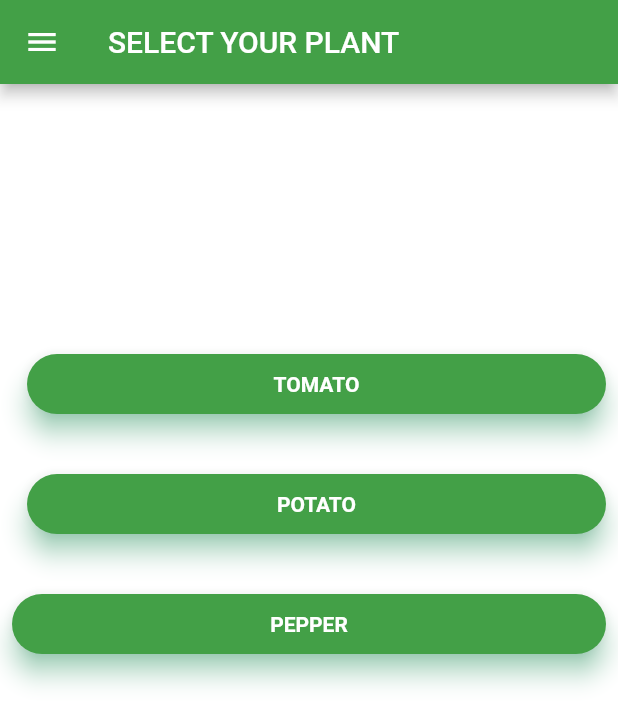
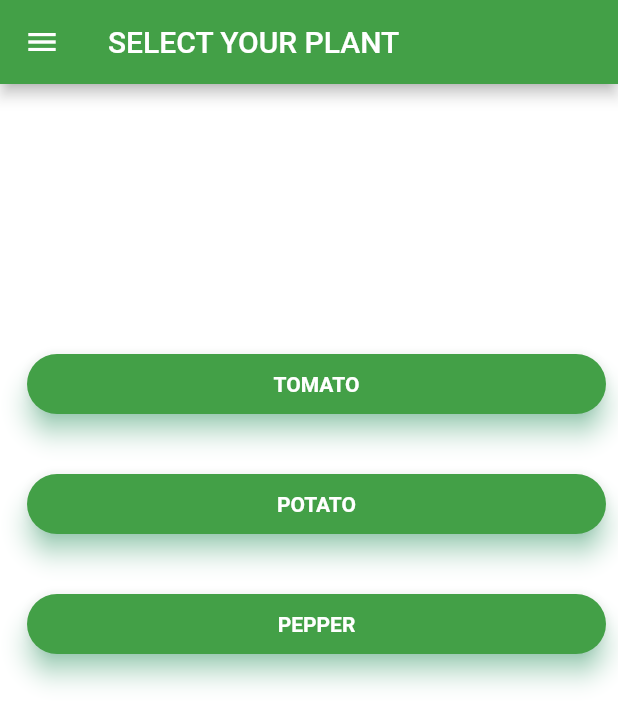
Before and after one commit to lidhishc/agrodocMidhun, a Flutter app: the Plant screen opened directly, on a phone screen of 412 x 824 dp. Shown: the top 725 px of the screen. Run offline on Flutter 3.47's test engine with Material 2 defaults, Android fonts, the phone set to English and light mode, and no system bars; our stand-ins replace connectivity, firebase_auth, image_picker, simple_animations; accounts and stored records are empty; Roboto replaces fonts that are missing (Montserrat).

Commit message:
06/06/2020

```diff
--- a/lib/plantlising/plantlis.dart
+++ b/lib/plantlising/plantlis.dart
@@ -36,7 +36,9 @@ class Plant extends StatelessWidget {
         child: Column(
           children: <Widget>[
             DrawerHeader(
-            decoration: BoxDecoration(color: Colors.green[600]),
+              child: Container(
+              ),
+              decoration: BoxDecoration(color: Colors.green[600],),
             ),
             ListTile(
               leading: Icon(Icons.help),
@@ -50,8 +52,8 @@ class Plant extends StatelessWidget {
               leading: Icon(Icons.phone),
               title: Text("Contact Us"),
               onTap: () {
-              Navigator.push(
-                  context, MaterialPageRoute(builder: (context) => Contact()));
+                Navigator.push(context,
+                    MaterialPageRoute(builder: (context) => Contact()));
               },
             ),
             ListTile(
@@ -66,8 +68,8 @@ class Plant extends StatelessWidget {
               leading: Icon(Icons.history),
               title: Text("History"),
               onTap: () {
-              Navigator.push(
-                  context, MaterialPageRoute(builder: (context) => History()));
+                Navigator.push(context,
+                    MaterialPageRoute(builder: (context) => History()));
               },
             ),
             ListTile(
@@ -76,7 +78,8 @@ class Plant extends StatelessWidget {
               onTap: _signOut,
             ),
           ],
-      )),
+        ),
+      ),
       backgroundColor: Colors.white,
       body: Padding(
         padding: EdgeInsets.fromLTRB(8.0, 140.0, 8.0, 8.0),
@@ -147,7 +150,7 @@ class Plant extends StatelessWidget {
             //for pepper
             SizedBox(height: 40.0),
             Container(
-              padding: EdgeInsets.fromLTRB(0, 0, 0.0, 0),
+              padding: EdgeInsets.fromLTRB(10, 0, 0.0, 0),
               height: 40.0,
               child: Material(
                 borderRadius: BorderRadius.circular(20.0),
```
Also changed, not shown: lib/plantlising/pepper.dart (+9 -4 lines), lib/plantlising/potato.dart (+6 -3 lines), lib/plantlising/tomato.dart (+5 -2 lines). Lines whose indentation alone changed are shown as unchanged.
